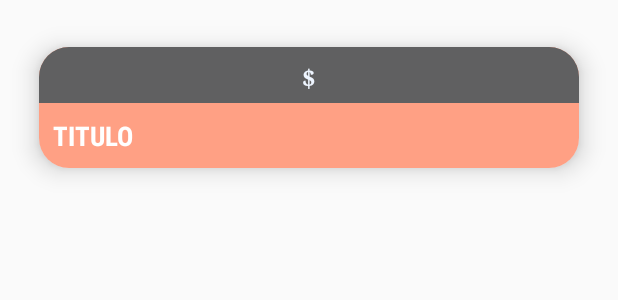
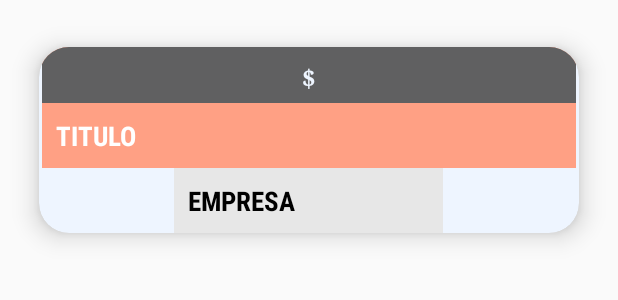
Before and after one commit to williamtocto/examen_complexivo_v2, an Android app: the layout item_servicio.xml on its own in the app's theme, with its tools: preview values and no code run, on a phone screen of 412 x 824 dp. Shown: the top 300 px of the screen. Run offline under Robolectric (Android 15) with nearby library versions, the light colour scheme and no system bars; Roboto replaces fonts that are not available here.

Commit message:
Que se muestra la empresa en cada producto

```diff
--- a/app/src/main/java/com/example/proyecto_examen_complexivo/Navegacion.java
+++ b/app/src/main/java/com/example/proyecto_examen_complexivo/Navegacion.java
@@ -43,7 +43,6 @@ public class Navegacion extends AppCompatActivity implements NavigationView.OnNa
         protected void onCreate(Bundle savedInstanceState) {
             super.onCreate(savedInstanceState);
             setContentView(R.layout.activity_main);
-
 
             //Referencias UI
             drawerLayout= findViewById(R.id.contenidoPrincipal);
--- a/app/src/main/java/com/example/proyecto_examen_complexivo/adapter/ProductoAdapter.java
+++ b/app/src/main/java/com/example/proyecto_examen_complexivo/adapter/ProductoAdapter.java
@@ -45,6 +45,7 @@ public class ProductoAdapter extends RecyclerView.Adapter<ProductoAdapter.ViewHo
         holder.precioproducto.setText("$ "+pro.getPrecio());
         Picasso.get().load(pro.getFoto()).resize(300,450).centerCrop()
                 .into(holder.imageView);
+        holder.empresa.setText("Empresa: "+pro.getIdempresa().getEmpnombre());
 
         holder.itemView.setOnClickListener(new View.OnClickListener() {
             @Override
@@ -64,13 +65,14 @@ public class ProductoAdapter extends RecyclerView.Adapter<ProductoAdapter.ViewHo
 
     public class ViewHolder extends RecyclerView.ViewHolder {
         private ImageView imageView;
-        private TextView nombreproducto,precioproducto, id;
+        private TextView nombreproducto,precioproducto, id, empresa;
 
         public ViewHolder(@NonNull View itemView) {
             super(itemView);
             nombreproducto=itemView.findViewById(R.id.nombreproducto);
             imageView=itemView.findViewById(R.id.imagenproducto);
             precioproducto=itemView.findViewById(R.id.precioproducto);
+            empresa=itemView.findViewById(R.id.tv_empresa);
 
         }
     }
--- a/app/src/main/res/layout/item_servicio.xml
+++ b/app/src/main/res/layout/item_servicio.xml
@@ -25,8 +25,8 @@
             />
 
         <LinearLayout
-            android:layout_width="match_parent"
-            android:layout_height="wrap_content"
+                android:layout_width="356dp"
+                android:layout_height="match_parent"
                 android:background="@color/rosa"
                 android:gravity="start"
                 android:orientation="vertical">
@@ -63,7 +63,36 @@
                     app:layout_constraintEnd_toEndOf="parent"
                     android:textStyle="bold" android:fontFamily="sans-serif-condensed"
                     app:autoSizeTextType="uniform"/>
+
         </LinearLayout>
+        <LinearLayout
+                android:layout_width="179dp"
+                android:layout_height="match_parent"
+                android:background="@color/blaco_arena"
+                android:gravity="start"
+                android:orientation="vertical">
+
+
+            <TextView
+                    android:id="@+id/servicio_empresa"
+                    android:layout_width="wrap_content"
+                    android:layout_height="wrap_content"
+                    android:gravity="left"
+                    android:text="EMPRESA"
+                    android:layout_marginRight="10dp"
+                    android:layout_marginLeft="10dp"
+                    android:layout_margin="9dp"
+                    android:textColor="@color/black"
+                    android:textSize="18sp"
+                    android:justificationMode="inter_word"
+                    app:layout_constraintEnd_toEndOf="parent"
+                    android:textStyle="bold" android:fontFamily="sans-serif-condensed"
+                    app:autoSizeTextType="uniform"/>
+
+        </LinearLayout>
+
+
+
 
     </LinearLayout>
 
```
Also changed, not shown: app/src/main/java/com/example/proyecto_examen_complexivo/adapter/ServiciosAdapter.java (+9 -3 lines), app/src/main/java/com/example/proyecto_examen_complexivo/modelo/Empresa.java (added, +90 -0 lines), app/src/main/java/com/example/proyecto_examen_complexivo/modelo/Producto.java (+10 -0 lines), app/src/main/java/com/example/proyecto_examen_complexivo/modelo/Servicio.java (+13 -0 lines), app/src/main/res/layout/item_productos.xml (+26 -0 lines). Lines whose indentation alone changed are shown as unchanged.
